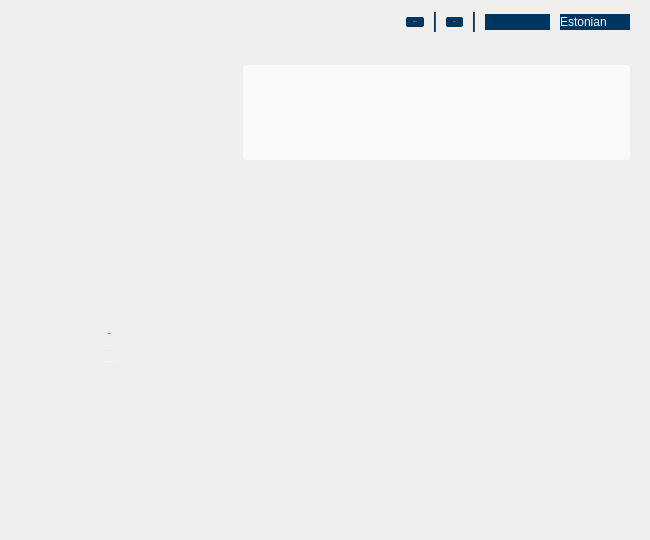
Above: qdigidoccrypto/trunk/src/ui/MainWindow.ui from tixsys/esteid before the change. Below: the same form after it.
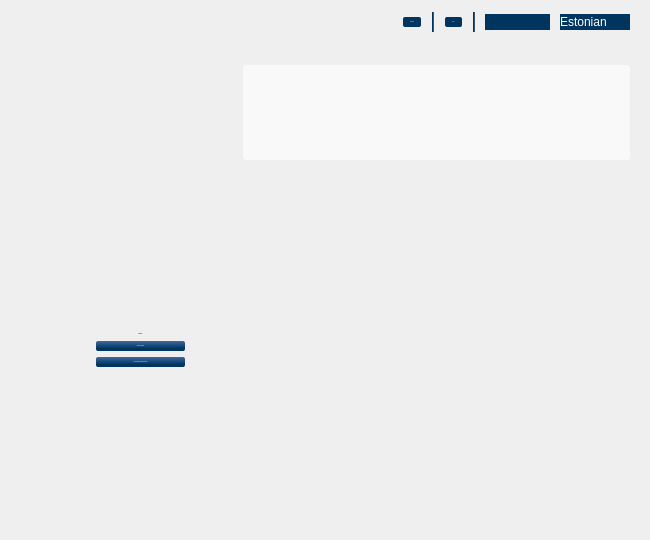
That is the form after the change. Icons and pictures are not drawn.

Commit message: qdigidoccrypto: sync code and add button hover

The edit to the form file:
```diff
--- a/qdigidoccrypto/trunk/src/ui/MainWindow.ui
+++ b/qdigidoccrypto/trunk/src/ui/MainWindow.ui
@@ -39,84 +39,96 @@
     <normaloff>:/images/crypto_icon_48x48.png</normaloff>:/images/crypto_icon_48x48.png</iconset>
   </property>
   <property name="styleSheet">
-   <string notr="true">/* fonts */
-*
-{
-color: #355670;
+   <string notr="true">* {
 font: 12px &quot;Arial, Liberation Sans&quot;;
+color: #355670;
 }
 
-QPushButton,
-#cards, #cards QAbstractItemView,
-#languages, #languages QAbstractItemView
-{ color: white; }
-
-#homeButtonLabel,
-#viewContentLabel, #viewKeysLabel
-{
-color: #00355F;
-font: bold;
-}
-
-#settings, #help
-{
-color: #afc6d1;
-font: bold;
-}
-
-/* backgrounds */
 #background
 { background-image: url(&quot;:/images/background.png&quot;); }
 
-#languages, #languages QAbstractItemView,
-#cards, #cards QAbstractItemView,
-#settings, #help, #headerLine, #headerLine2
-{ background-color: #00355F; }
-
-#home, #intro, #view,
-#viewContentView, #viewKeys, #viewKeysScroll
-{ background-color: transparent; }
-
 /* widgets */
+QDialogButtonBox { dialogbuttonbox-buttons-have-icons: 0; }
+
 QPushButton
 {
-background-color: qlineargradient(x1: 0, y1: 0, x2: 0, y2: 1,
- stop: 0 #406A9E, stop: 0.75 #00355F);
+color: white;
+background-color: qlineargradient(x1: 0, y1: 0, x2: 0, y2: 1, stop: 0 #406A9E, stop: 0.75 #00355F);
 border: 0px;
 border-radius: 2px;
 padding: 4px 7px;
+margin-left: 1px;
+margin-right: 1px;
+min-width: 75px;
 }
 
-QPushButton:hover
-{}
+QPushButton:hover, QPushButton:focus
+{ background-color: qlineargradient(x1: 0, y1: 0, x2: 0, y2: 1, stop: 0 #F1C157, stop:0.28 #FADF91, stop:1 #EBA927); }
 
 QPushButton:disabled
+{ background-color: qlineargradient(x1: 0, y1: 0, x2: 0, y2: 1, stop: 0 #A3AFC0, stop: 0.75 #80909D); }
+
+/* header */
+#cards, #languages
 {
-background-color: qlineargradient(x1: 0, y1: 0, x2: 0, y2: 1,
- stop: 0 #A3AFC0, stop: 0.75 #80909D);
+color: white;
+border: 0px;
+padding-right: 5px;
+background-color: #00355F;
 }
 
-QComboBox
-{ border: 0px; }
+#cards QAbstractItemView,
+#languages QAbstractItemView
+{
+background-color: white;
+border: 0px;
+color: #355670;
+}
 
-/* customization */
+#headerLine, #headerLine2
+{ background-color: #00355F; }
+
 #cards::down-arrow, #languages::down-arrow
 { image: url(&quot;:/images/languages_button.png&quot;); }
 
-#cards, #languages
-{ padding-right: 5px; }
-
-#cards::drop-down, #cards QAbstractItemView,
-#languages::drop-down, #languages QAbstractItemView
+#cards::drop-down,
+#languages::drop-down
 { border: 0px; }
 
+#settings, #help
+{
+background-color: #00355F;
+color: #afc6d1;
+font: bold;
+min-width: 0px;
+}
+
 #info
 {
+color: #668696;
 font: bold;
 border-radius: 3px;
 background-color: rgba( 255, 255, 255, 153 );
 padding: 10px;
-}</string>
+}
+
+/* content */
+#homeButtonLabel,
+#viewContentLabel, #viewKeysLabel
+{
+color: #00355F;
+font: bold;
+}
+
+#viewContentView
+{
+color: #355670;
+background-color: transparent;
+}
+
+#home, #intro, #view,
+#viewKeys, #viewKeysScroll
+{ background-color: transparent; }</string>
   </property>
   <layout class="QVBoxLayout" name="MainLayout">
    <property name="spacing">
```
The commit also changes 1 other file.
